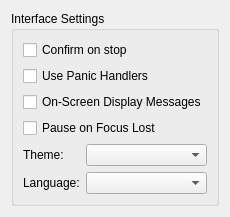
Old version of the form Source/Core/DolphinQt/Config/InterfaceConfigPage.ui in the repository Zopieux/dolphin.
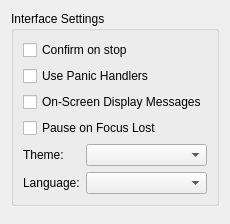
New version of the form.

Commit message: DolphinQt: Use new-style connect() in config dialogs

What changed in the file:
```diff
--- a/Source/Core/DolphinQt/Config/InterfaceConfigPage.ui
+++ b/Source/Core/DolphinQt/Config/InterfaceConfigPage.ui
@@ -76,6 +76,13 @@
      </layout>
     </widget>
    </item>
+   <item>
+    <spacer name="bottomSpacer">
+     <property name="orientation">
+      <enum>Qt::Vertical</enum>
+     </property>
+    </spacer>
+   </item>
   </layout>
  </widget>
  <resources/>
```
The commit also changes 6 other files.
